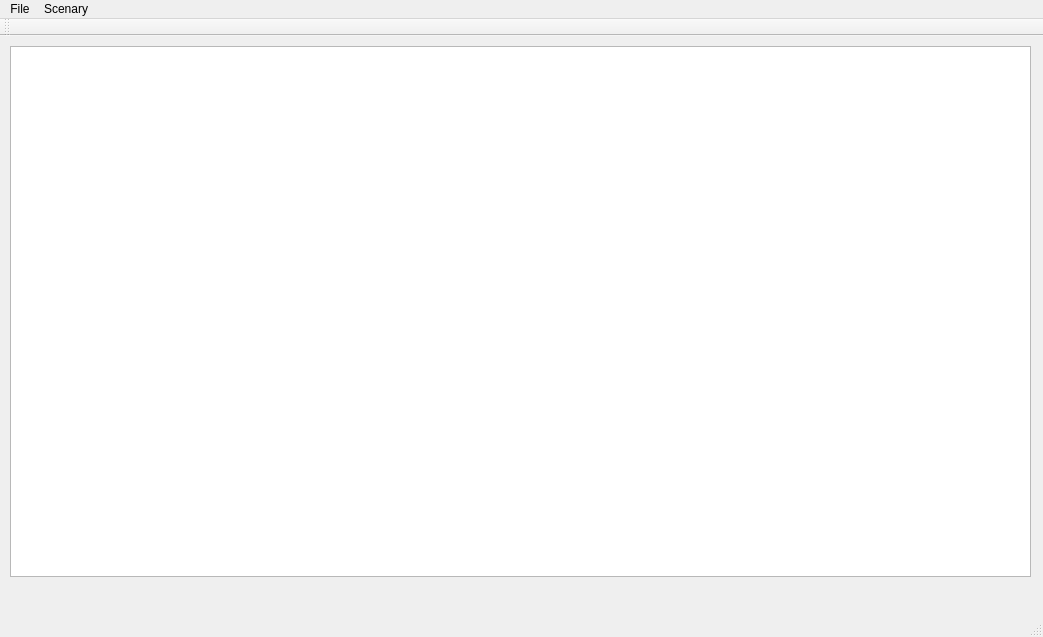
Qt form mainwindow.ui (sas26031962/TextControl0) before a commit.
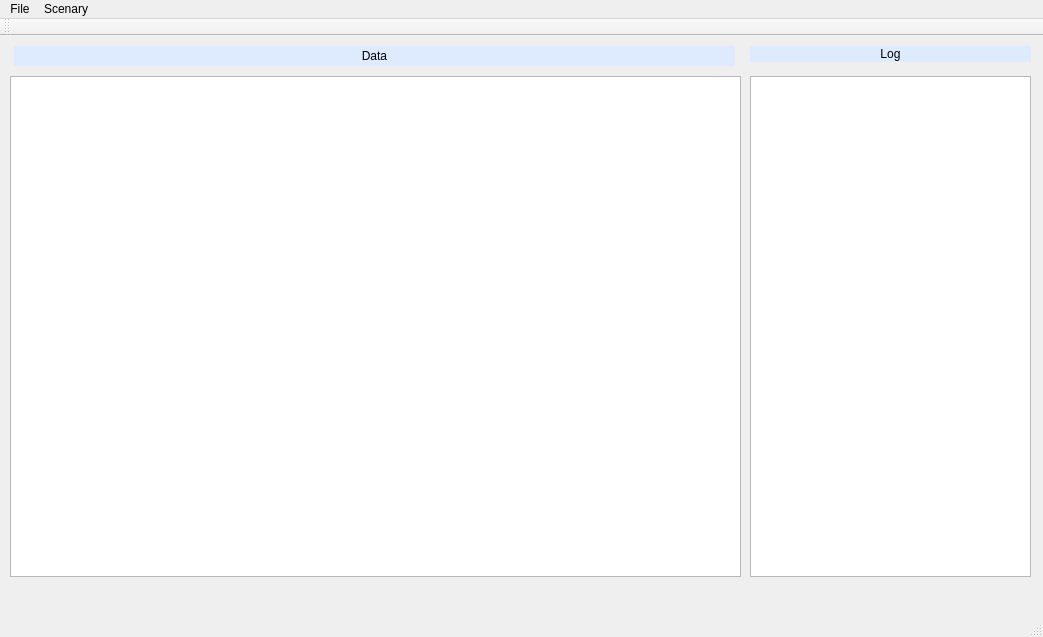
The same form after that commit.

```diff
--- a/mainwindow.ui
+++ b/mainwindow.ui
@@ -18,10 +18,58 @@
     <property name="geometry">
      <rect>
       <x>10</x>
+      <y>40</y>
+      <width>731</width>
+      <height>501</height>
+     </rect>
+    </property>
+   </widget>
+   <widget class="QTextBrowser" name="textBrowserLog">
+    <property name="geometry">
+     <rect>
+      <x>750</x>
+      <y>40</y>
+      <width>281</width>
+      <height>501</height>
+     </rect>
+    </property>
+   </widget>
+   <widget class="QLabel" name="labelDataCaption">
+    <property name="geometry">
+     <rect>
+      <x>14</x>
       <y>10</y>
-      <width>1021</width>
-      <height>531</height>
+      <width>721</width>
+      <height>20</height>
      </rect>
+    </property>
+    <property name="styleSheet">
+     <string notr="true">background-color: rgb(222, 235, 255);</string>
+    </property>
+    <property name="text">
+     <string>Data</string>
+    </property>
+    <property name="alignment">
+     <set>Qt::AlignCenter</set>
+    </property>
+   </widget>
+   <widget class="QLabel" name="labelLogCaption">
+    <property name="geometry">
+     <rect>
+      <x>750</x>
+      <y>10</y>
+      <width>281</width>
+      <height>16</height>
+     </rect>
+    </property>
+    <property name="styleSheet">
+     <string notr="true">background-color: rgb(222, 235, 255);</string>
+    </property>
+    <property name="text">
+     <string>Log</string>
+    </property>
+    <property name="alignment">
+     <set>Qt::AlignCenter</set>
     </property>
    </widget>
   </widget>
```
Left out of the diff: 8 changed lines with no effect on the pictures.
